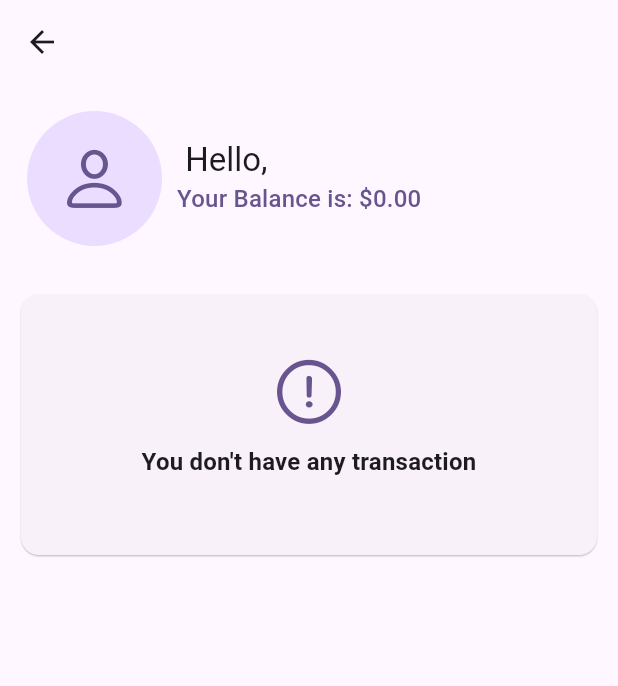
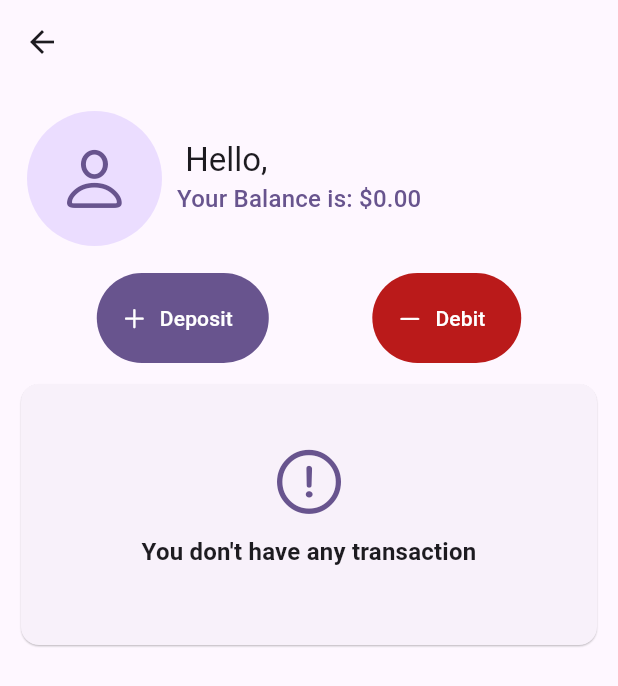
Before and after one commit to HarleyItalo/SimpleBankApp, a Flutter app: the ViewAccountInfo screen opened directly with empty values, on a phone screen of 412 x 824 dp. Shown: the top 686 px of the screen. Run offline on Flutter 3.47's test engine with Material 2 defaults, Android fonts, the light colour scheme and no system bars; our stand-ins replace extended_masked_text, flutter_mobx, get_it, go_router, mobx; accounts and stored records are empty; generated files the repository leaves out were written again; network calls fail.

Commit message:
Finishing credit and debit transactions.

```diff
--- a/lib/modules/account/views/view_account_info/view_account_info_page.dart
+++ b/lib/modules/account/views/view_account_info/view_account_info_page.dart
@@ -1,10 +1,8 @@
 import 'package:flutter/cupertino.dart';
 import 'package:flutter/material.dart';
-import 'package:flutter_mobx/flutter_mobx.dart';
 import 'package:go_router/go_router.dart';
+import 'package:simple_bank_app/modules/account/views/view_account_info/widgets/profile.dart';
 import 'package:simple_bank_app/modules/account/views/view_account_info/widgets/transactions_list.dart';
-import 'package:simple_bank_app/modules/common/utils/string_util.dart';
-
 import '../../../common/common_module.dart';
 import '../../../transaction/stores/transaction_store.dart';
 import '../../account_module.dart';
@@ -52,58 +50,39 @@ class _ViewAccountInfoState extends State<ViewAccountInfo> {
       body: CustomScrollView(
         slivers: [
           const SliverAppBar(),
+          Profile(
+              accountStore: accountStore, transactionsStore: transactionsStore),
           SliverToBoxAdapter(
-            child: Observer(
-              builder: (_) {
-                var account = accountStore.account;
-                var balance = transactionsStore.balance;
-                return Padding(
-                  padding: const EdgeInsets.all(8.0),
-                  child: Column(
-                    children: [
-                      Row(
-                        children: [
-                          Container(
-                            padding: const EdgeInsets.all(20),
-                            margin: const EdgeInsets.all(10),
-                            decoration: BoxDecoration(
-                                shape: BoxShape.circle,
-                                color: Theme.of(context)
-                                    .colorScheme
-                                    .primaryContainer),
-                            child: Icon(
-                              CupertinoIcons.person,
-                              size: 50,
-                              color: Theme.of(context).colorScheme.primary,
-                            ),
-                          ),
-                          Column(
-                            crossAxisAlignment: CrossAxisAlignment.start,
-                            mainAxisAlignment: MainAxisAlignment.start,
-                            children: [
-                              Text(
-                                "Hello, ${account?.name ?? ''} ${account?.lastName ?? ''}",
-                                textAlign: TextAlign.center,
-                                style: Theme.of(context).textTheme.titleLarge,
-                              ),
-                              Text(
-                                "Your Balance is: ${StringUtil.formatCurrency(balance)}",
-                                style: Theme.of(context)
-                                    .textTheme
-                                    .titleMedium
-                                    ?.copyWith(
-                                        color: Theme.of(context)
-                                            .colorScheme
-                                            .primary),
-                              ),
-                            ],
-                          ),
-                        ],
-                      ),
-                    ],
+            child: Padding(
+              padding: const EdgeInsets.symmetric(horizontal: 30.0),
+              child: Row(
+                mainAxisAlignment: MainAxisAlignment.spaceAround,
+                children: [
+                  FilledButton.icon(
+                    onPressed: () {
+                      context.push('/transaction/credit/${widget.accountId}');
+                    },
+                    icon: const Icon(CupertinoIcons.add),
+                    label: const Padding(
+                      padding: EdgeInsets.symmetric(vertical: 20.0),
+                      child: Text('Deposit'),
+                    ),
                   ),
-                );
-              },
+                  FilledButton.icon(
+                    style: ButtonStyle(
+                        backgroundColor: MaterialStatePropertyAll(
+                            Theme.of(context).colorScheme.error)),
+                    onPressed: () {
+                      context.push('/transaction/debit/${widget.accountId}');
+                    },
+                    icon: const Icon(CupertinoIcons.minus),
+                    label: const Padding(
+                      padding: EdgeInsets.symmetric(vertical: 20.0),
+                      child: Text('Debit'),
+                    ),
+                  )
+                ],
+              ),
             ),
           ),
           TransactionsList(transactionsStore: transactionsStore)
--- a/lib/modules/routes.dart
+++ b/lib/modules/routes.dart
@@ -2,6 +2,8 @@ import 'package:go_router/go_router.dart';
 import 'package:simple_bank_app/modules/account/views/create_account/create_account_page.dart';
 import 'package:simple_bank_app/modules/account/views/view_account_info/view_account_info_page.dart';
 import 'package:simple_bank_app/modules/home/pages/home_page.dart';
+import 'package:simple_bank_app/modules/transaction/views/create_credit/create_credit_page.dart';
+import 'package:simple_bank_app/modules/transaction/views/create_debit/create_debit_page.dart';
 
 final routes = GoRouter(
   routes: [
@@ -21,5 +23,21 @@ final routes = GoRouter(
         ),
       ),
     ),
+    GoRoute(
+      path: '/transaction/debit/:accountId',
+      builder: (context, state) => CreateDebitPage(
+        accountId: int.parse(
+          state.pathParameters['accountId'] ?? "0",
+        ),
+      ),
+    ),
+    GoRoute(
+      path: '/transaction/credit/:accountId',
+      builder: (context, state) => CreateCreditPage(
+        accountId: int.parse(
+          state.pathParameters['accountId'] ?? "0",
+        ),
+      ),
+    ),
   ],
 );
```
Also changed, not shown: lib/modules/account/views/view_account_info/widgets/profile.dart (added, +72 -0 lines), lib/modules/transaction/stores/transaction_store.dart (+27 -0 lines), lib/modules/transaction/views/create_credit/create_credit_page.dart (added, +89 -0 lines), lib/modules/transaction/views/create_debit/create_debit_page.dart (added, +85 -0 lines), lib/modules/account/stores/account_store.g.dart, lib/modules/transaction/stores/transaction_store.g.dart.
